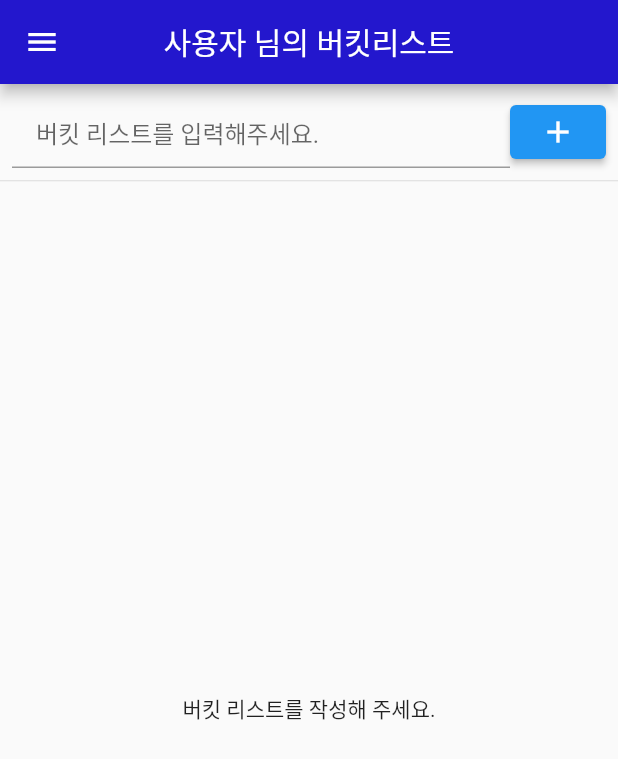
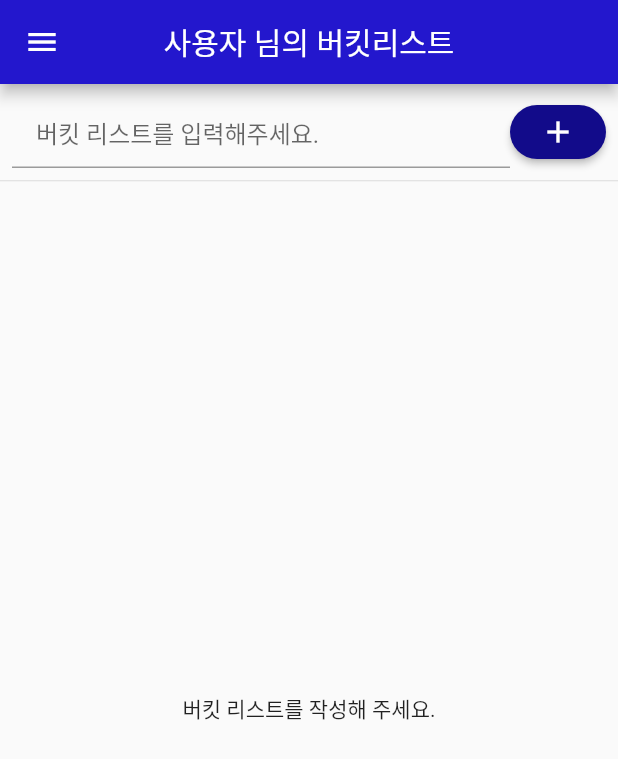
Before and after one commit to Psyail/-, a Flutter app: the HomePage screen opened directly, on a phone screen of 412 x 824 dp. Shown: the top 759 px of the screen. Run offline on Flutter 3.47's test engine with Material 2 defaults, Android fonts, the phone set to English and light mode, and no system bars; our stand-ins replace cloud_firestore, firebase_auth, firebase_core, table_calendar; accounts and stored records are empty.

Commit message:
추가버튼 스타일 변경

```diff
--- a/lib/home_page.dart
+++ b/lib/home_page.dart
@@ -40,12 +40,6 @@ class _HomePageState extends State<HomePage> {
         User user = authService.currentUser()!;
         return Scaffold(
           appBar: AppBar(
-            /*title: Center(
-              child: Text(
-                "버킷 리스트",
-                  textAlign: TextAlign.center,
-              ),
-            ),*/
             title: Text("$userName 님의 버킷리스트"),
             backgroundColor: Color.fromARGB(255, 35, 23, 205),
             centerTitle: true,
@@ -191,6 +185,12 @@ class _HomePageState extends State<HomePage> {
                           jobController.clear();
                         }
                       },
+                      style: ElevatedButton.styleFrom(
+                        backgroundColor: Color.fromARGB(255, 18, 11, 138),
+                        shape: RoundedRectangleBorder(
+                          borderRadius: BorderRadius.circular(40),
+                        ),
+                      ),
                     ),
                   ],
                 ),
```
